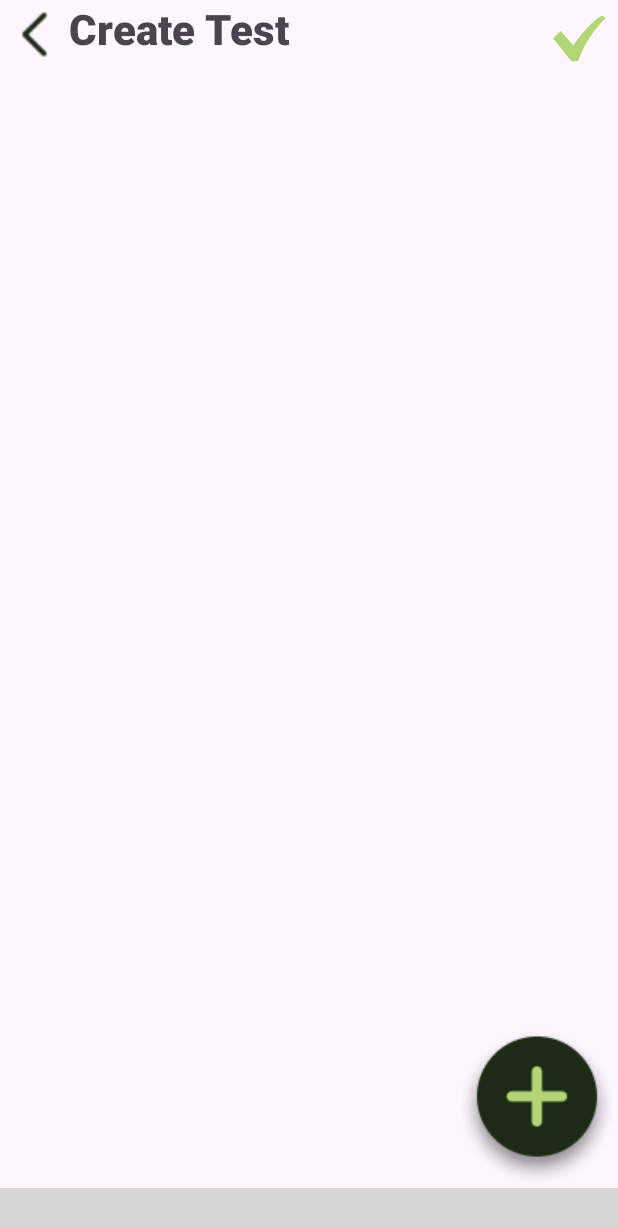
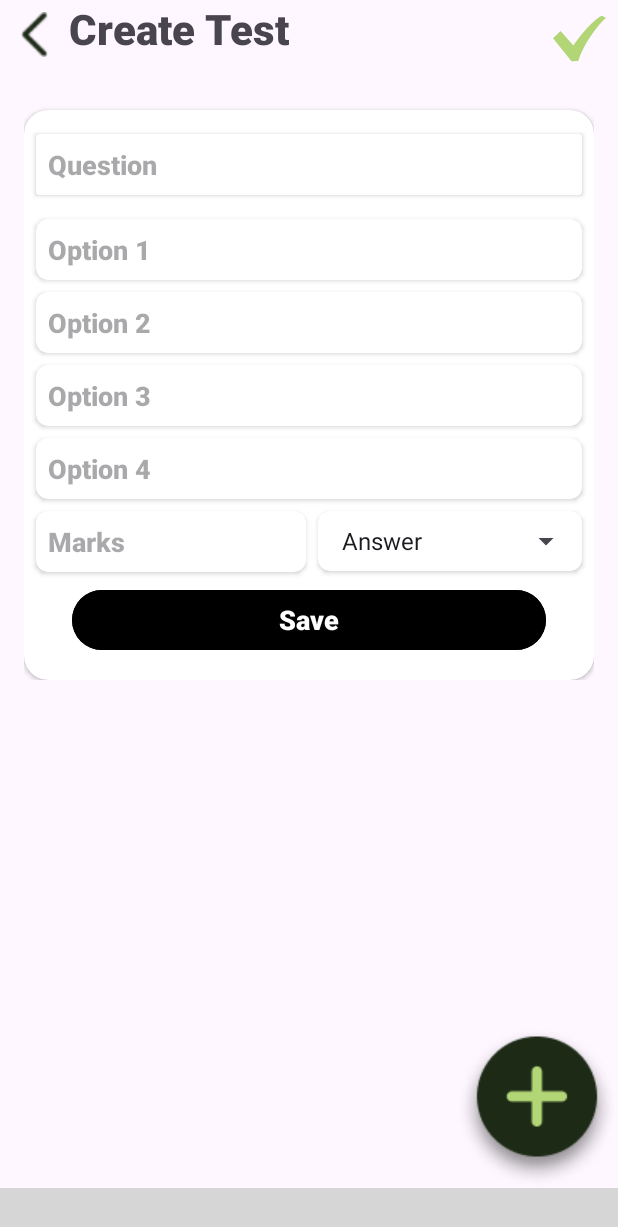
Before and after one commit to kartiksharmakk/TutorApp, an Android app: the CreateTestFragment screen opened through its navigation route, on a phone screen of 412 x 824 dp. Shown: the top 1227 px of the screen. Run offline under Robolectric (Android 15) with nearby library versions, the phone set to English and light mode, and no system bars; our stand-ins replace Firebase (no records; nobody signed in at launch, a user with empty details on screens opened directly); plain views replace BottomNavigationCircles; 2 statements that could not run were skipped; grey boxes are pictures that could not be loaded.

Commit message:
Test creation ui and logic

```diff
--- a/app/src/main/AndroidManifest.xml
+++ b/app/src/main/AndroidManifest.xml
@@ -27,15 +27,15 @@
             android:exported="false" />
         <activity
             android:name=".Student.StudentHome"
-            android:windowSoftInputMode="adjustPan"
+            android:windowSoftInputMode="adjustResize"
             android:exported="false" />
         <activity
             android:name=".Authentication.AuthActivity"
-            android:windowSoftInputMode="adjustPan"
+            android:windowSoftInputMode="adjustResize"
             android:exported="false" />
         <activity
             android:name=".SplashScreen"
-            android:windowSoftInputMode="adjustPan"
+            android:windowSoftInputMode="adjustResize"
             android:exported="true">
             <intent-filter>
                 <action android:name="android.intent.action.MAIN" />
--- a/app/src/main/java/com/example/myapplication/Data/DataModel.kt
+++ b/app/src/main/java/com/example/myapplication/Data/DataModel.kt
@@ -60,7 +60,7 @@ object DataModel{
     )
 
     data class Question(
-        val questionId: String,
+        var questionId: String,
         val text: String,
         val options: List<String>,
         val correctOption: String,
--- /dev/null
+++ b/app/src/main/java/com/example/myapplication/Data/TestViewModelFactory.kt
@@ -0,0 +1,14 @@
+package com.example.myapplication.Data
+
+import androidx.lifecycle.ViewModel
+import androidx.lifecycle.ViewModelProvider
+
+class TestViewModelFactory(private val testRepository: TestRepository) : ViewModelProvider.Factory {
+    override fun <T : ViewModel> create(modelClass: Class<T>): T {
+        if (modelClass.isAssignableFrom(TestViewModel::class.java)) {
+            @Suppress("UNCHECKED_CAST")
+            return TestViewModel(testRepository) as T
+        }
+        throw IllegalArgumentException("Unknown ViewModel class")
+    }
+}
--- a/app/src/main/java/com/example/myapplication/Tutor/CreateTestFragment.kt
+++ b/app/src/main/java/com/example/myapplication/Tutor/CreateTestFragment.kt
@@ -6,12 +6,17 @@ import androidx.fragment.app.Fragment
 import android.view.LayoutInflater
 import android.view.View
 import android.view.ViewGroup
+import androidx.fragment.app.activityViewModels
+import androidx.fragment.app.viewModels
 import androidx.lifecycle.ViewModelProvider
 import androidx.navigation.fragment.findNavController
+import androidx.recyclerview.widget.LinearLayoutManager
 import com.example.myapplication.Adapter.QuestionAdapter
+import com.example.myapplication.Data.DataModel
 import com.example.myapplication.Data.Prefs
 import com.example.myapplication.Data.TestRepository
 import com.example.myapplication.Data.TestViewModel
+import com.example.myapplication.Data.TestViewModelFactory
 import com.example.myapplication.Data.TutorViewModel
 import com.example.myapplication.R
 import com.example.myapplication.databinding.FragmentCreateTestBinding
@@ -23,42 +28,45 @@ import com.google.firebase.database.database
 
 class CreateTestFragment : Fragment(), QuestionClickListener {
     lateinit var binding: FragmentCreateTestBinding
-    lateinit var viewModel: TestViewModel
-    lateinit var firebaseDatabase: FirebaseDatabase
     lateinit var adapter: QuestionAdapter
 
-    override fun onAttach(context: Context) {
-        super.onAttach(context)
-        val activity = requireActivity()
-        viewModel = ViewModelProvider(activity).get(TestViewModel::class.java)
-    }
+    val firebaseDatabase = Firebase.database
+    val testRepository = TestRepository(firebaseDatabase)
+    val viewModelFactory = TestViewModelFactory(testRepository)
+    val viewModel: TestViewModel by viewModels { viewModelFactory }
+    var testId = ""
+
     override fun onCreateView(
         inflater: LayoutInflater, container: ViewGroup?,
         savedInstanceState: Bundle?
     ): View? {
         binding = FragmentCreateTestBinding.inflate(inflater, container, false)
-        firebaseDatabase = Firebase.database
-        val testRepository = TestRepository(firebaseDatabase)
-        viewModel = ViewModelProvider(this, ViewModelProvider.NewInstanceFactory()).get(TestViewModel::class.java)
         viewModel.testRepository = testRepository
 
         val uid = Prefs.getUID(requireContext())
         viewModel.initNewTest(uid!!)
+        viewModel.addEmptyQuestion()
+        adapter = QuestionAdapter(viewModel.questions.value?: mutableListOf(), this)
 
-        adapter = QuestionAdapter(viewModel.questions.value?: mutableListOf(),  {onAddQuestionClicked()}, this)
+        binding.rvTest.layoutManager = LinearLayoutManager(requireContext())
         binding.rvTest.adapter = adapter
         viewModel.questions.observe(viewLifecycleOwner){questions->
-
-
+            adapter.questions = questions
+            adapter.notifyDataSetChanged()
         }
         binding.imgBackCreateTest.setOnClickListener {
             findNavController().popBackStack()
         }
         binding.imgSaveCreateTest.setOnClickListener {
-            viewModel.saveTest()
+           testId = testRepository.saveTest(viewModel.test.value!!)
+            viewModel.questions.value?.forEach { question ->
+                viewModel.addQuestionToTest(testId, question)
+            }
+
         }
         binding.imgAddQuestion.setOnClickListener {
             viewModel.addEmptyQuestion()
+            adapter.notifyItemInserted(adapter.itemCount)
         }
 
 
@@ -71,7 +79,7 @@ class CreateTestFragment : Fragment(), QuestionClickListener {
         adapter.notifyItemInserted(adapter.itemCount)
     }
 
-    override fun onQuestionInteraction(question: QuestionAdapter.QuestionItem, position: Int) {
-        TODO("Not yet implemented")
+    override fun onQuestionInteraction(question: DataModel.Question, position: Int) {
+        viewModel.addQuestionToTest(testId, question)
     }
 }
--- a/app/src/main/java/com/example/myapplication/Tutor/TutorHome.kt
+++ b/app/src/main/java/com/example/myapplication/Tutor/TutorHome.kt
@@ -30,6 +30,10 @@ class TutorHome : AppCompatActivity() {
                     navController.navigate(R.id.tutor_profile)
                     true
                 }
+                R.id.createTest->{
+                    navController.navigate(R.id.tutorCreateTestFragment)
+                    true
+                }
                 else->{
                 false
                 }
--- a/app/src/main/java/com/example/myapplication/interfaces/QuestionClickListener.kt
+++ b/app/src/main/java/com/example/myapplication/interfaces/QuestionClickListener.kt
@@ -4,5 +4,5 @@ import com.example.myapplication.Adapter.QuestionAdapter
 import com.example.myapplication.Data.DataModel
 
 interface QuestionClickListener {
-    fun onQuestionInteraction(question: QuestionAdapter.QuestionItem, position: Int)
+    fun onQuestionInteraction(question: DataModel.Question, position: Int)
 }
--- a/app/src/main/res/drawable/test.xml
+++ b/app/src/main/res/drawable/test.xml
@@ -1,5 +1,5 @@
-<vector android:height="24dp" android:tint="#000000"
+<vector android:height="24dp" android:tint="#232121"
     android:viewportHeight="24" android:viewportWidth="24"
     android:width="24dp" xmlns:android="http://schemas.android.com/apk/res/android">
-    <path android:fillColor="@android:color/white" android:pathData="M14,2H6C4.9,2 4.01,2.9 4.01,4L4,20c0,1.1 0.89,2 1.99,2H18c1.1,0 2,-0.9 2,-2V8L14,2zM10.94,18L7.4,14.46l1.41,-1.41l2.12,2.12l4.24,-4.24l1.41,1.41L10.94,18zM13,9V3.5L18.5,9H13z"/>
+    <path android:fillColor="@android:color/white" android:pathData="M22,3l-1.67,1.67L18.67,3L17,4.67L15.33,3l-1.66,1.67L12,3l-1.67,1.67L8.67,3L7,4.67L5.33,3L3.67,4.67L2,3v16c0,1.1 0.9,2 2,2l16,0c1.1,0 2,-0.9 2,-2V3zM11,19H4v-6h7V19zM20,19h-7v-2h7V19zM20,15h-7v-2h7V15zM20,11H4V8h16V11z"/>
 </vector>
--- a/app/src/main/res/layout/custom_question_create_layout.xml
+++ b/app/src/main/res/layout/custom_question_create_layout.xml
@@ -1,13 +1,20 @@
 <?xml version="1.0" encoding="utf-8"?>
-<androidx.cardview.widget.CardView
+<LinearLayout
     xmlns:android="http://schemas.android.com/apk/res/android"
     xmlns:app="http://schemas.android.com/apk/res-auto"
     xmlns:tools="http://schemas.android.com/tools"
     android:layout_width="match_parent"
     android:layout_height="wrap_content"
+    android:orientation="vertical"
+    >
+    <View
+        android:layout_width="match_parent"
+        android:layout_height="20dp"/>
+    <androidx.cardview.widget.CardView
+        android:layout_width="match_parent"
+        android:layout_height="match_parent"
         android:elevation="16dp"
         app:cardCornerRadius="16dp">
-
         <androidx.constraintlayout.widget.ConstraintLayout
             android:layout_width="match_parent"
             android:layout_height="wrap_content">
@@ -16,9 +23,9 @@
                 android:id="@+id/cardQuestion"
                 android:layout_width="match_parent"
                 android:layout_height="wrap_content"
-            android:layout_marginStart="16dp"
+                android:layout_marginStart="8dp"
                 android:layout_marginTop="16dp"
-            android:layout_marginEnd="16dp"
+                android:layout_marginEnd="8dp"
                 app:layout_constraintEnd_toEndOf="parent"
                 app:layout_constraintStart_toStartOf="parent"
                 app:layout_constraintTop_toTopOf="parent">
@@ -39,9 +46,9 @@
                 android:id="@+id/cardOption1"
                 android:layout_width="match_parent"
                 android:layout_height="wrap_content"
-            android:layout_marginStart="16dp"
+                android:layout_marginStart="8dp"
                 android:layout_marginTop="16dp"
-            android:layout_marginEnd="16dp"
+                android:layout_marginEnd="8dp"
                 android:elevation="8dp"
                 app:cardCornerRadius="8dp"
                 app:layout_constraintEnd_toEndOf="parent"
@@ -75,9 +82,9 @@
                 android:id="@+id/cardOption2"
                 android:layout_width="match_parent"
                 android:layout_height="wrap_content"
-            android:layout_marginStart="16dp"
+                android:layout_marginStart="8dp"
                 android:layout_marginTop="8dp"
-            android:layout_marginEnd="16dp"
+                android:layout_marginEnd="8dp"
                 android:elevation="8dp"
                 app:cardCornerRadius="8dp"
                 app:layout_constraintEnd_toEndOf="parent"
@@ -109,9 +116,9 @@
                 android:id="@+id/cardOption3"
                 android:layout_width="match_parent"
                 android:layout_height="wrap_content"
-            android:layout_marginStart="16dp"
+                android:layout_marginStart="8dp"
                 android:layout_marginTop="8dp"
-            android:layout_marginEnd="16dp"
+                android:layout_marginEnd="8dp"
                 android:elevation="8dp"
                 app:cardCornerRadius="8dp"
                 app:layout_constraintEnd_toEndOf="parent"
@@ -143,9 +150,9 @@
                 android:id="@+id/cardOption4"
                 android:layout_width="match_parent"
                 android:layout_height="wrap_content"
-            android:layout_marginStart="16dp"
+                android:layout_marginStart="8dp"
                 android:layout_marginTop="8dp"
-            android:layout_marginEnd="16dp"
+                android:layout_marginEnd="8dp"
                 android:elevation="8dp"
                 app:cardCornerRadius="8dp"
                 app:layout_constraintEnd_toEndOf="parent"
@@ -178,7 +185,7 @@
                 android:id="@+id/cardMarks"
                 android:layout_width="wrap_content"
                 android:layout_height="wrap_content"
-            android:layout_marginStart="16dp"
+                android:layout_marginStart="8dp"
                 android:layout_marginTop="8dp"
                 android:elevation="8dp"
                 app:cardCornerRadius="8dp"
@@ -204,7 +211,7 @@
                 android:layout_height="40dp"
                 android:layout_marginStart="8dp"
                 android:layout_marginTop="8dp"
-            android:layout_marginEnd="16dp"
+                android:layout_marginEnd="8dp"
                 android:elevation="8dp"
                 app:cardCornerRadius="8dp"
                 app:layout_constraintEnd_toEndOf="parent"
@@ -257,3 +264,6 @@
 
         </androidx.constraintlayout.widget.ConstraintLayout>
     </androidx.cardview.widget.CardView>
+
+
+</LinearLayout>
--- a/app/src/main/res/layout/fragment_create_test.xml
+++ b/app/src/main/res/layout/fragment_create_test.xml
@@ -40,16 +40,31 @@
         app:layout_constraintEnd_toEndOf="parent"
         app:layout_constraintTop_toTopOf="parent" />
 
-    <androidx.recyclerview.widget.RecyclerView
-        android:id="@+id/rvTest"
-        android:layout_width="0dp"
-        android:layout_height="0dp"
-        android:layout_marginTop="8dp"
-        app:layout_constraintBottom_toBottomOf="parent"
+    <ScrollView
+        android:id="@+id/scrollTest"
+        android:layout_width="match_parent"
+        android:layout_height="wrap_content"
         app:layout_constraintEnd_toEndOf="parent"
         app:layout_constraintStart_toStartOf="parent"
-        app:layout_constraintTop_toBottomOf="@+id/textView29" />
+        app:layout_constraintTop_toBottomOf="@+id/textView29">
+        <androidx.constraintlayout.widget.ConstraintLayout
+            android:layout_width="match_parent"
+            android:layout_height="match_parent">
 
+            <androidx.recyclerview.widget.RecyclerView
+                android:id="@+id/rvTest"
+                android:layout_width="match_parent"
+                android:layout_height="match_parent"
+                android:layout_marginStart="8dp"
+                android:layout_marginEnd="8dp"
+                android:padding="8dp"
+                app:layout_constraintBottom_toBottomOf="parent"
+                app:layout_constraintEnd_toEndOf="parent"
+                app:layout_constraintStart_toStartOf="parent"
+                app:layout_constraintTop_toTopOf="parent"
+                app:spanCount="2" />
+        </androidx.constraintlayout.widget.ConstraintLayout>
+    </ScrollView>
     <ImageView
         android:id="@+id/imgAddQuestion"
         android:layout_width="wrap_content"
--- a/app/src/main/res/menu/tutor_menu.xml
+++ b/app/src/main/res/menu/tutor_menu.xml
@@ -10,6 +10,11 @@
         android:icon="@drawable/create_group"/>
 
     <item
+        android:id="@+id/createTest"
+        android:title="Create Test"
+        android:icon="@drawable/test"/>
+
+    <item
         android:id="@+id/t_profile"
         android:title="Profile"
         android:icon="@drawable/profile"/>
--- a/app/src/main/res/values/colors.xml
+++ b/app/src/main/res/values/colors.xml
@@ -1,5 +1,6 @@
 <?xml version="1.0" encoding="utf-8"?>
 <resources>
+    <color name="gray">#A7A3A3</color>
     <color name="black">#FF000000</color>
     <color name="white">#FFFFFFFF</color>
     <color name="primary">#DFB5EB</color>
```
Also changed, not shown: app/src/main/java/com/example/myapplication/Adapter/QuestionAdapter.kt (+46 -28 lines), app/src/main/java/com/example/myapplication/Data/TestRepository.kt (+7 -2 lines), app/src/main/java/com/example/myapplication/Data/TestViewModel.kt (+5 -2 lines), app/src/main/res/layout/custom_question_view_adapter.xml (+25 -16 lines). Lines whose indentation alone changed are shown as unchanged.
